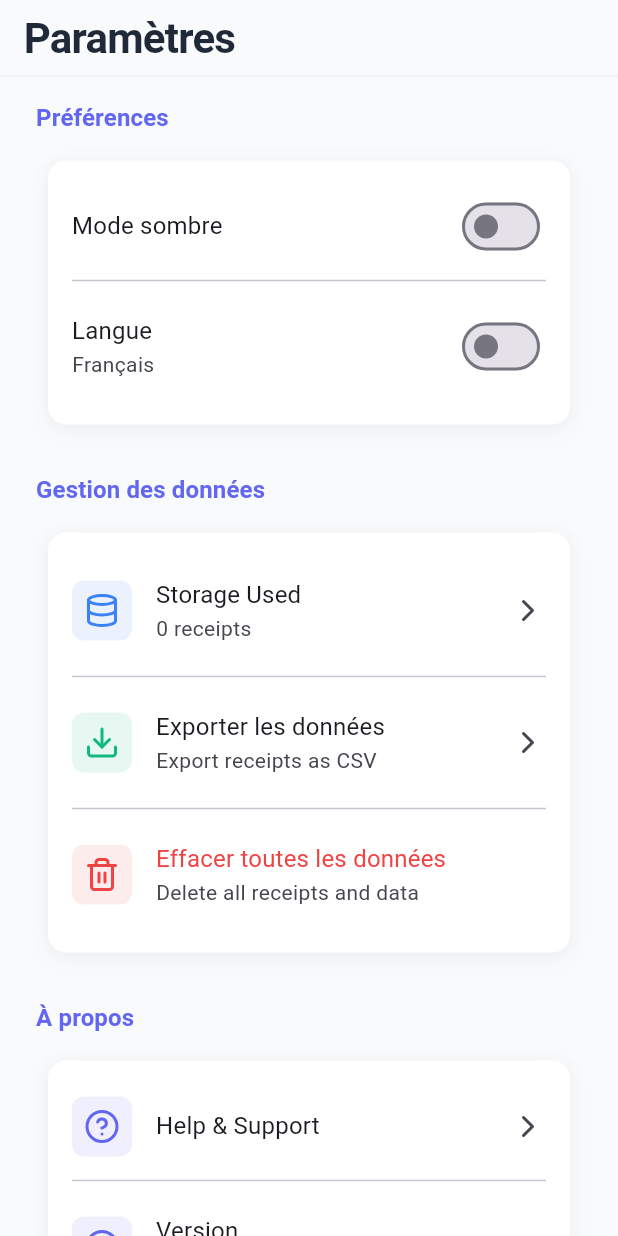
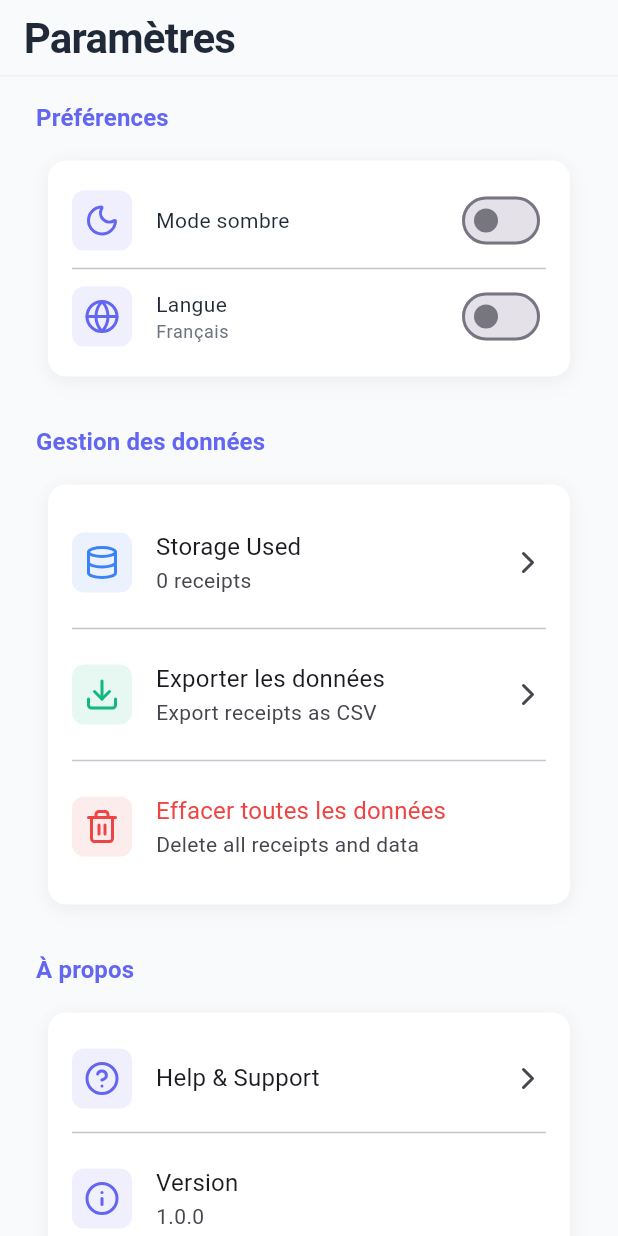
Before and after one commit to MathieuAumont/receiptscannerflutter, a Flutter app: the SettingsScreen screen opened directly, on a phone screen of 412 x 824 dp. Run offline on Flutter 3.47's test engine with Material 3 defaults, Android fonts, the phone set to English and light mode, and no system bars; our stand-ins replace camera, fl_chart, go_router, image_picker, lucide_icons, shared_preferences; accounts and stored records are empty.

Commit message:
Corriger les erreurs de compilation

```diff
--- a/lib/screens/settings_screen.dart
+++ b/lib/screens/settings_screen.dart
@@ -36,9 +36,9 @@
             ModernCard(
               child: Column(
                 children: [
-                  SwitchListTile(
-                    contentPadding: EdgeInsets.zero,
-                    leading: Container(
+                  Row(
+                    children: [
+                      Container(
                         padding: const EdgeInsets.all(AppTheme.spacingS),
                         decoration: BoxDecoration(
                           color: AppTheme.primaryColor.withOpacity(0.1),
@@ -49,16 +49,22 @@
                           color: AppTheme.primaryColor,
                         ),
                       ),
-                    title: Text(languageProvider.translate('dark_mode')),
+                      const SizedBox(width: AppTheme.spacingM),
+                      Expanded(
+                        child: Text(languageProvider.translate('dark_mode')),
+                      ),
+                      Switch(
                         value: themeProvider.isDarkMode,
                         onChanged: (value) => themeProvider.toggleTheme(),
+                      ),
+                    ],
                   ),
 
                   const Divider(),
 
-                  SwitchListTile(
-                    contentPadding: EdgeInsets.zero,
-                    leading: Container(
+                  Row(
+                    children: [
+                      Container(
                         padding: const EdgeInsets.all(AppTheme.spacingS),
                         decoration: BoxDecoration(
                           color: AppTheme.primaryColor.withOpacity(0.1),
@@ -69,10 +75,26 @@
                           color: AppTheme.primaryColor,
                         ),
                       ),
-                    title: Text(languageProvider.translate('language')),
-                    subtitle: Text(languageProvider.isFrench ? 'Français' : 'English'),
+                      const SizedBox(width: AppTheme.spacingM),
+                      Expanded(
+                        child: Column(
+                          crossAxisAlignment: CrossAxisAlignment.start,
+                          children: [
+                            Text(languageProvider.translate('language')),
+                            Text(
+                              languageProvider.isFrench ? 'Français' : 'English',
+                              style: Theme.of(context).textTheme.bodySmall?.copyWith(
+                                color: AppTheme.textSecondary,
+                              ),
+                            ),
+                          ],
+                        ),
+                      ),
+                      Switch(
                         value: !languageProvider.isFrench,
                         onChanged: (value) => languageProvider.toggleLanguage(),
+                      ),
+                    ],
                   ),
                 ],
               ),
--- a/lib/theme/app_theme.dart
+++ b/lib/theme/app_theme.dart
@@ -120,7 +120,7 @@
         size: 24,
       ),
     ),
-    cardTheme: CardTheme(
+    cardTheme: CardThemeData(
       color: cardColor,
       elevation: 0,
       shadowColor: Colors.transparent,
@@ -227,7 +227,7 @@
       showSelectedLabels: false,
       showUnselectedLabels: false,
     ),
-    tabBarTheme: TabBarTheme(
+    tabBarTheme: TabBarThemeData(
       labelColor: primaryColor,
       unselectedLabelColor: textSecondary,
       indicatorColor: primaryColor,
@@ -360,7 +360,7 @@
         size: 24,
       ),
     ),
-    cardTheme: CardTheme(
+    cardTheme: CardThemeData(
       color: const Color(0xFF1F2937),
       elevation: 0,
       shadowColor: Colors.transparent,
```
Also changed, not shown: 1 other file. Lines whose indentation alone changed are shown as unchanged.
